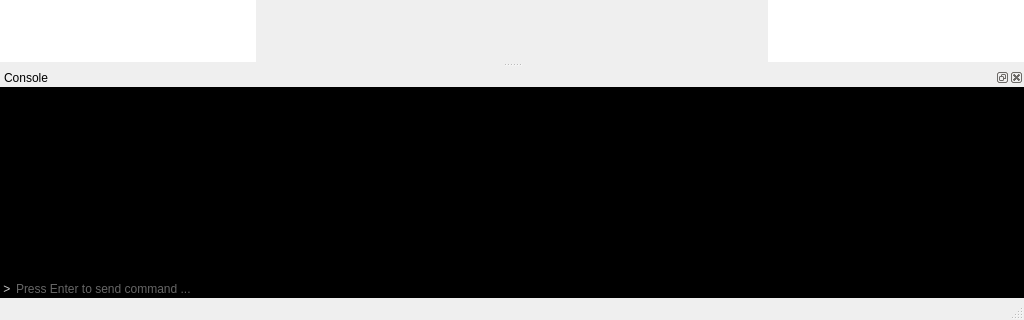
The window that src/ProfileEditor/profileeditor.ui (karakirimu/AutoBatchTools) describes before a commit, drawn with Qt 5; both pictures show x 0 to 1024 and y 448 to 768 of the 1024 by 768 pixel window.
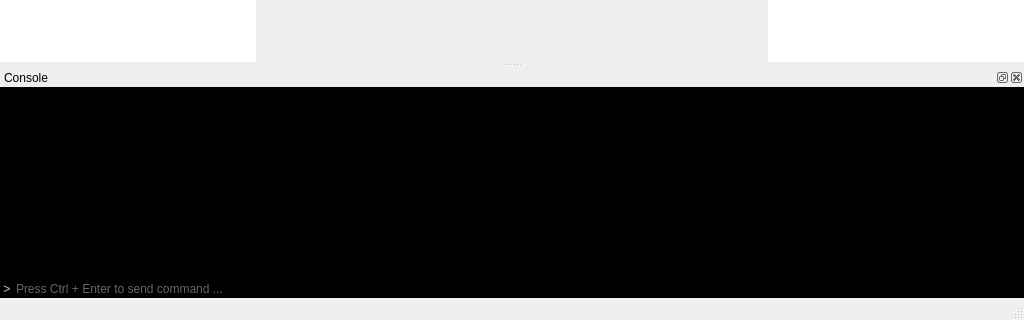
The same window after the commit. Icons and pictures are not drawn. Custom widgets are drawn as their Qt base class.

Commit message: [Update] Command send method changed to Ctrl + Enter.

The edit to the form file:
```diff
--- a/src/ProfileEditor/profileeditor.ui
+++ b/src/ProfileEditor/profileeditor.ui
@@ -2041,7 +2041,7 @@
               <bool>false</bool>
              </property>
              <property name="placeholderText">
-              <string>Press Enter to send command ...</string>
+              <string>Press Ctrl + Enter to send command ...</string>
              </property>
              <property name="clearButtonEnabled">
               <bool>false</bool>
```
The commit also changes 8 other files.
